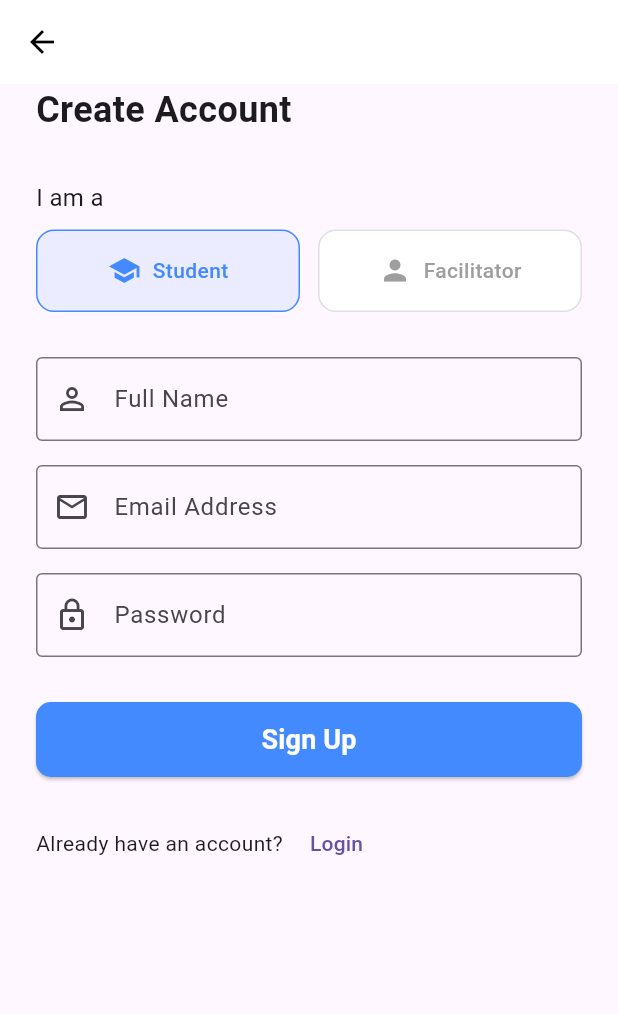
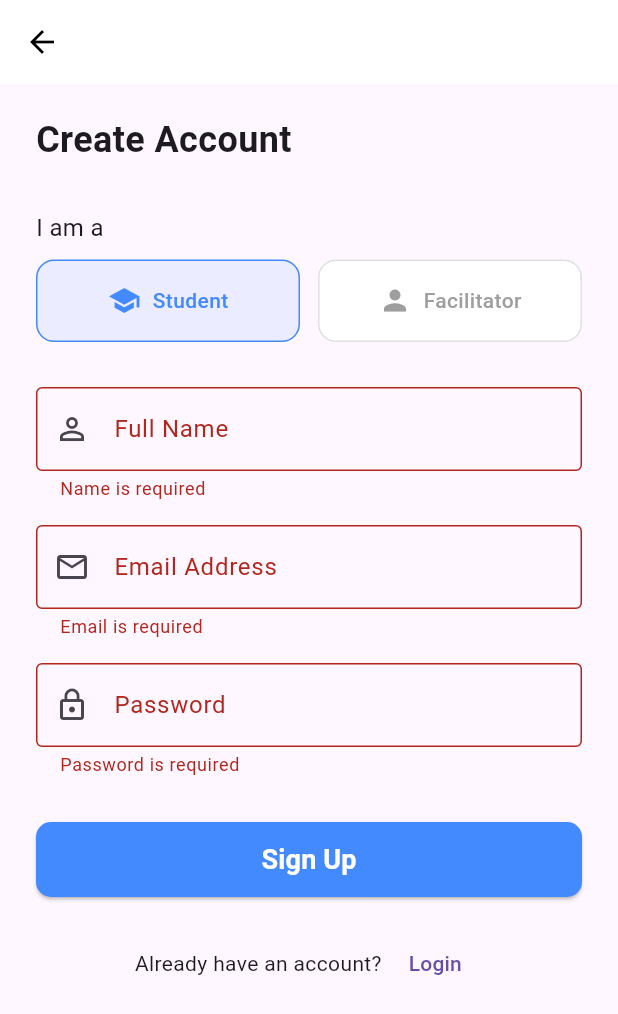
Before and after one commit to Sharif2138/ClassBizz-app, a Flutter app: the SignUpScreen screen opened by its route, after a tap on "Sign Up", on a phone screen of 412 x 824 dp. Shown: the top 1014 px of the screen. Run offline on Flutter 3.47's test engine with Material 3 defaults, Android fonts, the phone set to English and light mode, and no system bars; our stand-ins replace cloud_firestore, firebase_auth, firebase_core; accounts and stored records are empty; network calls fail.

Commit message:
added provider layer on authentication

```diff
--- /dev/null
+++ b/lib/providers/auth_provider.dart
@@ -0,0 +1,53 @@
+import 'package:classbizz_app/screens/services/auth_service.dart';
+import 'package:flutter/material.dart';
+import 'package:firebase_auth/firebase_auth.dart';
+
+class AuthProvider extends ChangeNotifier {
+  final AuthService _service = AuthService();
+
+  User? user;
+  bool isLoading = false;
+  String? errorMessage;
+
+  AuthProvider() {
+    _service.authStateChanges.listen((user) {
+      this.user = user;
+      notifyListeners();
+    });
+  }
+
+  Future<void> signUp(String name, String email, String password, bool isStudent) async {
+  isLoading = true;
+  errorMessage = null;
+  notifyListeners();
+
+  try {
+     await _service.createUserWithEmailAndPassword(name, email, password, isStudent: isStudent);
+} catch (e) {
+      errorMessage = e.toString();
+} finally {
+      isLoading = false;
+      notifyListeners();
+}
+  }
+
+  Future<void> signOut() async {
+    await _service.signOut();
+    notifyListeners();
+  }
+
+  Future<void> signIn(String email, String password) async {
+  isLoading = true;
+  notifyListeners();
+
+  try {
+  await _service.signInWithEmailAndPassword(email, password);
+} catch (e) {
+      errorMessage = e.toString();
+} finally {
+      isLoading = false;
+      notifyListeners();
+}
+  }
+
+  }
--- a/lib/screens/aunthentication/signup_screen.dart
+++ b/lib/screens/aunthentication/signup_screen.dart
@@ -1,4 +1,6 @@
 import 'package:flutter/material.dart';
+import 'package:provider/provider.dart';
+import '../../providers/auth_provider.dart';
 
 class SignUpScreen extends StatefulWidget {
   const SignUpScreen({super.key});
@@ -8,10 +10,26 @@ class SignUpScreen extends StatefulWidget {
 }
 
 class _SignUpScreenState extends State<SignUpScreen> {
+  final formKey = GlobalKey<FormState>();
+  final TextEditingController _nameController = TextEditingController();
+  final TextEditingController _emailController = TextEditingController();
+  final TextEditingController _passwordController = TextEditingController();
   bool isStudent = true;
 
   @override
   Widget build(BuildContext context) {
+    final auth = context.watch<AuthProvider>();
+
+    // Show error messages as SnackBar
+    if (auth.errorMessage != null) {
+      WidgetsBinding.instance.addPostFrameCallback((_) {
+        ScaffoldMessenger.of(
+          context,
+        ).showSnackBar(SnackBar(content: Text(auth.errorMessage!)));
+        auth.errorMessage = null; // reset after showing
+      });
+    }
+
     return Scaffold(
       appBar: AppBar(
         backgroundColor: Colors.white,
@@ -23,9 +41,12 @@ class _SignUpScreenState extends State<SignUpScreen> {
       ),
       body: SingleChildScrollView(
         padding: const EdgeInsets.symmetric(horizontal: 24),
+        child: Form(
+          key: formKey,
           child: Column(
             crossAxisAlignment: CrossAxisAlignment.start,
             children: [
+              const SizedBox(height: 20),
               const Text(
                 'Create Account',
                 style: TextStyle(fontSize: 24, fontWeight: FontWeight.bold),
@@ -58,8 +79,12 @@ class _SignUpScreenState extends State<SignUpScreen> {
               ),
               const SizedBox(height: 30),
 
-            TextField(
-              decoration: InputDecoration(
+              // Name
+              TextFormField(
+                controller: _nameController,
+                validator: (value) =>
+                    value == null || value.isEmpty ? 'Name is required' : null,
+                decoration: const InputDecoration(
                   labelText: 'Full Name',
                   prefixIcon: Icon(Icons.person_outline),
                   border: OutlineInputBorder(),
@@ -67,8 +92,20 @@ class _SignUpScreenState extends State<SignUpScreen> {
               ),
               const SizedBox(height: 16),
 
-            TextField(
-              decoration: InputDecoration(
+              // Email
+              TextFormField(
+                controller: _emailController,
+                validator: (value) {
+                  if (value == null || value.isEmpty) {
+                    return 'Email is required';
+                  }
+                  final emailRegex = RegExp(r'^[^@]+@[^@]+\.[^@]+');
+                  if (!emailRegex.hasMatch(value)) {
+                    return 'Enter a valid email';
+                  }
+                  return null;
+                },
+                decoration: const InputDecoration(
                   labelText: 'Email Address',
                   prefixIcon: Icon(Icons.email_outlined),
                   border: OutlineInputBorder(),
@@ -76,9 +113,14 @@ class _SignUpScreenState extends State<SignUpScreen> {
               ),
               const SizedBox(height: 16),
 
-            TextField(
+              // Password
+              TextFormField(
+                controller: _passwordController,
+                validator: (value) => value == null || value.isEmpty
+                    ? 'Password is required'
+                    : null,
                 obscureText: true,
-              decoration: InputDecoration(
+                decoration: const InputDecoration(
                   labelText: 'Password',
                   prefixIcon: Icon(Icons.lock_outline),
                   border: OutlineInputBorder(),
@@ -86,12 +128,22 @@ class _SignUpScreenState extends State<SignUpScreen> {
               ),
               const SizedBox(height: 30),
 
+              // Sign Up button
               SizedBox(
                 width: double.infinity,
                 height: 50,
                 child: ElevatedButton(
-                onPressed: () {
-                  Navigator.pushReplacementNamed(context, '/home');
+                  onPressed: auth.isLoading
+                      ? null
+                      : () {
+                          FocusScope.of(context).unfocus();
+                          if (!formKey.currentState!.validate()) return;
+                          auth.signUp(
+                            _nameController.text.trim(),
+                            _emailController.text.trim(),
+                            _passwordController.text.trim(),
+                            isStudent,
+                          );
                         },
                   style: ElevatedButton.styleFrom(
                     backgroundColor: Colors.blueAccent,
@@ -99,7 +151,9 @@ class _SignUpScreenState extends State<SignUpScreen> {
                       borderRadius: BorderRadius.circular(10),
                     ),
                   ),
-                child: const Text(
+                  child: auth.isLoading
+                      ? const CircularProgressIndicator(color: Colors.white)
+                      : const Text(
                           'Sign Up',
                           style: TextStyle(
                             color: Colors.white,
@@ -112,12 +166,15 @@ class _SignUpScreenState extends State<SignUpScreen> {
 
               const SizedBox(height: 20),
 
+              // Login navigation
               Center(
                 child: Row(
-                children: [const Text('Already have an account? '),
+                  mainAxisAlignment: MainAxisAlignment.center,
+                  children: [
+                    const Text('Already have an account? '),
                     TextButton(
                       onPressed: () {
-                      Navigator.pushNamed(context, '/login');
+                        Navigator.pushReplacementNamed(context, '/login');
                       },
                       child: const Text('Login'),
                     ),
@@ -125,6 +182,7 @@ class _SignUpScreenState extends State<SignUpScreen> {
                 ),
               ),
             ],
+          ),
         ),
       ),
     );
--- a/pubspec.yaml
+++ b/pubspec.yaml
@@ -37,6 +37,7 @@ dependencies:
   firebase_auth: ^6.1.2
   cloud_firestore: ^6.1.0
   firebase_core: ^4.2.1
+  provider: ^6.0.5
 
 dev_dependencies:
   flutter_test:
```
Also changed, not shown: lib/main.dart (+33 -63 lines), lib/screens/aunthentication/email_verifictaion_screen.dart (added, +81 -0 lines), lib/screens/aunthentication/login_screen.dart (+52 -41 lines), lib/screens/services/auth_service.dart (+8 -0 lines), pubspec.lock. Lines whose indentation alone changed are shown as unchanged.
